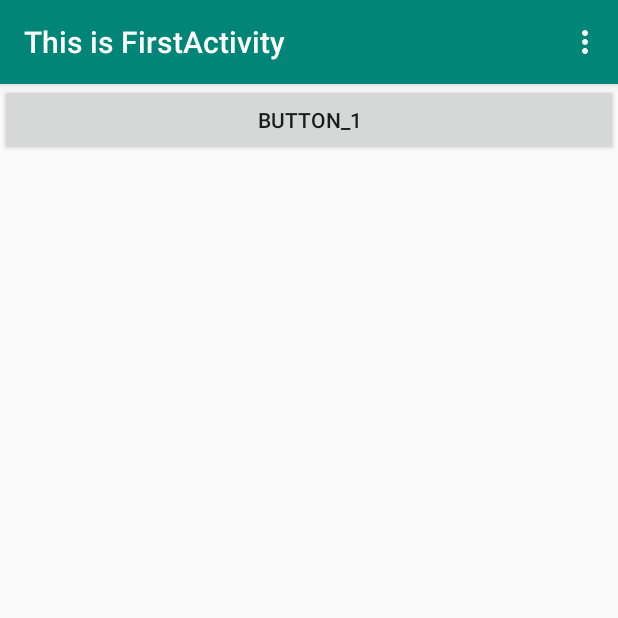
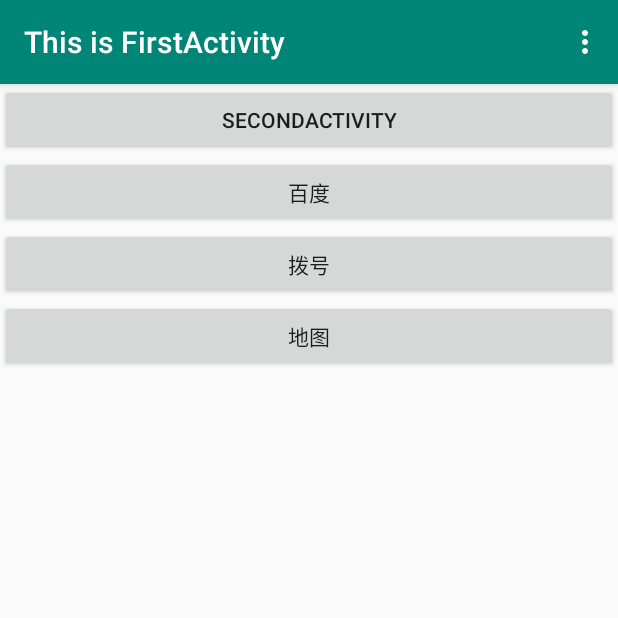
Before and after one commit to jianwei-lee/2017118122_Android, an Android app: the screen it shows after launch (FirstActivity), on a phone screen of 412 x 824 dp, the top half of it. Run offline under Robolectric (Android 15) with nearby library versions, the phone set to English and light mode, and no system bars.

Commit message:
用隐式Intent召唤浏览器，地图和拨号

```diff
--- a/chapter2/ActivityTest/app/src/main/java/com/example/activitytest/FirstActivity.java
+++ b/chapter2/ActivityTest/app/src/main/java/com/example/activitytest/FirstActivity.java
@@ -3,6 +3,8 @@ package com.example.activitytest;
 import androidx.annotation.NonNull;
 import androidx.appcompat.app.AppCompatActivity;
 
+import android.content.Intent;
+import android.net.Uri;
 import android.os.Bundle;
 import android.view.Menu;
 import android.view.MenuItem;
@@ -37,10 +39,39 @@ public class FirstActivity extends AppCompatActivity {
         super.onCreate(savedInstanceState);
         setContentView(R.layout.first_layout);
         Button button1 = (Button) findViewById(R.id.button_1);
+        Button button2 = (Button) findViewById(R.id.button_2);
+        Button button3 = (Button) findViewById(R.id.button_3);
+        Button button4 = (Button) findViewById(R.id.button_4);
         button1.setOnClickListener(new View.OnClickListener() {
             @Override
             public void onClick(View v) {
-                Toast.makeText(FirstActivity.this, "You clicked Button 1", Toast.LENGTH_SHORT).show();
+                Intent intent = new Intent("com.example.activitytest.ACTION_START");
+                intent.addCategory("com.example.activitytest.MY_CATEGORY");
+                startActivity(intent);
+            }
+        });
+        button2.setOnClickListener(new View.OnClickListener() {
+            @Override
+            public void onClick(View v) {
+                Intent intent = new Intent(Intent.ACTION_VIEW);
+                intent.setData(Uri.parse("http://www.baidu.com"));
+                startActivity(intent);
+            }
+        });
+        button3.setOnClickListener(new View.OnClickListener() {
+            @Override
+            public void onClick(View v) {
+                Intent intent = new Intent(Intent.ACTION_DIAL);
+                intent.setData(Uri.parse("tel:10086"));
+                startActivity(intent);
+            }
+        });
+        button3.setOnClickListener(new View.OnClickListener() {
+            @Override
+            public void onClick(View v) {
+                Intent intent = new Intent(Intent.ACTION_DIAL);
+                intent.setData(Uri.parse("geo"));
+                startActivity(intent);
             }
         });
     }
--- a/chapter2/ActivityTest/app/src/main/res/layout/first_layout.xml
+++ b/chapter2/ActivityTest/app/src/main/res/layout/first_layout.xml
@@ -7,7 +7,25 @@
         android:id="@+id/button_1"
         android:layout_width="match_parent"
         android:layout_height="wrap_content"
-        android:text="Button_1"
+        android:text="SecondActivity"
+        />
+    <Button
+        android:id="@+id/button_2"
+        android:layout_width="match_parent"
+        android:layout_height="wrap_content"
+        android:text="百度"
+        />
+    <Button
+        android:id="@+id/button_3"
+        android:layout_width="match_parent"
+        android:layout_height="wrap_content"
+        android:text="拨号"
+        />
+    <Button
+        android:id="@+id/button_4"
+        android:layout_width="match_parent"
+        android:layout_height="wrap_content"
+        android:text="地图"
         />
 
 </LinearLayout>
```
Also changed, not shown: chapter2/ActivityTest/app/src/main/AndroidManifest.xml (+7 -1 lines), chapter2/ActivityTest/app/src/main/res/layout/second_layout.xml (+11 -7 lines).
